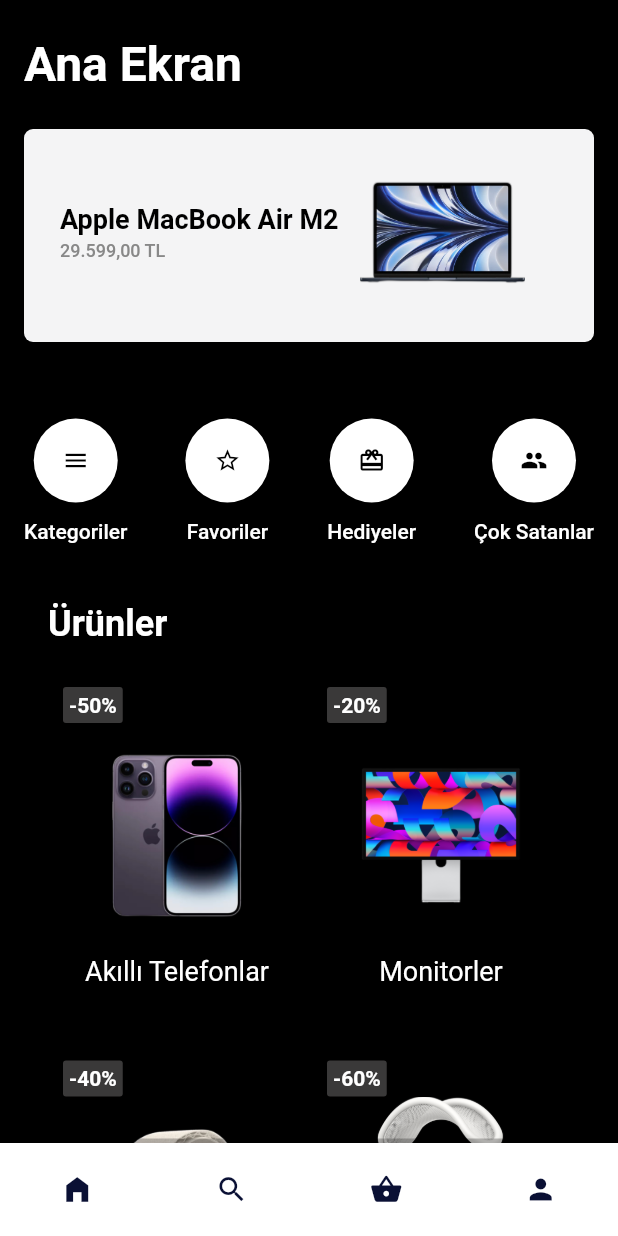
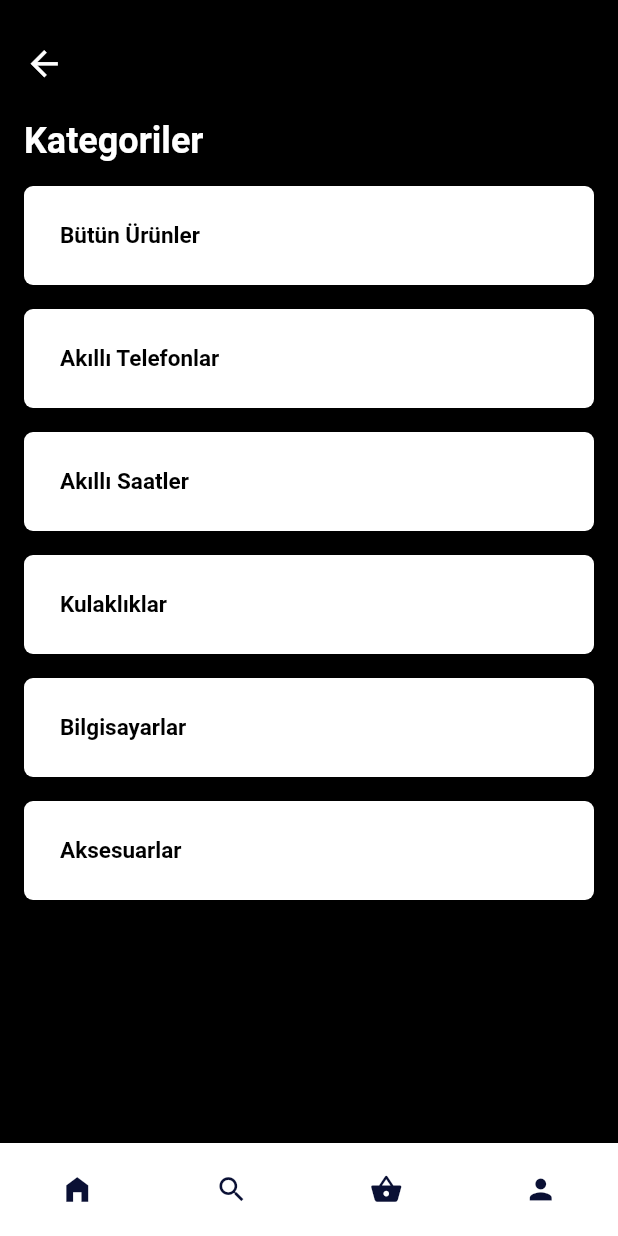
Before and after one commit to 1Kagan/E_Commerce_App_Frontend, a Flutter app: the screen it shows after launch, after a tap on "Kategoriler", on a phone screen of 412 x 824 dp. Run offline on Flutter 3.47's test engine with Material 2 defaults, Android fonts, the phone set to English and light mode, and no system bars.

Commit message:
kategori sayfası eklendi

```diff
--- /dev/null
+++ b/lib/categories.dart
@@ -0,0 +1,79 @@
+// ignore_for_file: use_key_in_widget_constructors, prefer_const_literals_to_create_immutables, prefer_const_constructors
+
+import 'package:flutter/material.dart';
+import 'package:e_commerce_app_frontend/components/bottomNavigation.dart';
+
+class CategoriesPage extends StatelessWidget {
+  final List<String> kategoriler = [
+    'Bütün Ürünler',
+    'Akıllı Telefonlar',
+    'Akıllı Saatler',
+    'Kulaklıklar',
+    'Bilgisayarlar',
+    'Aksesuarlar'
+  ];
+
+  @override
+  Widget build(BuildContext context) {
+    return Scaffold(
+      body: SafeArea(
+        child: Stack(
+          children: [
+            Padding(
+              padding: const EdgeInsets.symmetric(horizontal: 16.0),
+              child: Column(
+                crossAxisAlignment: CrossAxisAlignment.start,
+                children: [
+                  SizedBox(height: 29),
+                  //Ana Menüye Dönüş buttonu
+                  Icon(
+                    Icons.arrow_back,
+                    color: Colors.white,
+                    size: 27,
+                  ),
+                  SizedBox(height: 24),
+                  //Ana menü başlık
+                  Text(
+                    'Kategoriler',
+                    style: TextStyle(fontSize: 24, fontWeight: FontWeight.bold),
+                  ),
+                  SizedBox(height: 16),
+                  Expanded(
+                    child: ListView(
+                      children: kategoriler
+                          .map((String title) => buildkategori(title: title))
+                          .toList(),
+                    ),
+                  )
+                ],
+              ),
+            ),
+            bottomNavigationBar(),
+          ],
+        ),
+      ),
+    );
+  }
+}
+
+Widget buildkategori({required String title}) {
+  return Container(
+    padding: EdgeInsets.all(24),
+    margin: EdgeInsets.only(bottom: 16),
+    width: double.infinity,
+    decoration: BoxDecoration(
+        color: Colors.white,
+        borderRadius: BorderRadius.circular(6),
+        boxShadow: [
+          BoxShadow(
+              color: Color.fromARGB(255, 0, 0, 0).withOpacity(0.25),
+              blurRadius: 4,
+              offset: Offset(0, 4)),
+        ]),
+    child: Text(
+      title,
+      style: TextStyle(
+          fontSize: 15, fontWeight: FontWeight.w600, color: Colors.black),
+    ),
+  );
+}
--- /dev/null
+++ b/lib/components/bottomNavigation.dart
@@ -0,0 +1,35 @@
+import 'package:flutter/material.dart';
+
+Widget bottomNavigationBar() {
+  return Align(
+    alignment: Alignment.bottomCenter,
+    child: Container(
+      decoration: BoxDecoration(
+        boxShadow: [
+          BoxShadow(
+              offset: Offset(0, -3), color: Colors.black.withOpacity(0.25))
+        ],
+        color: Color.fromARGB(255, 255, 255, 255),
+      ),
+      width: double.infinity,
+      padding: EdgeInsets.symmetric(vertical: 20),
+      child: Row(
+        mainAxisAlignment: MainAxisAlignment.spaceAround,
+        children: [
+          buildNavIcon(iconData: Icons.home_filled, active: false),
+          buildNavIcon(iconData: Icons.search, active: false),
+          buildNavIcon(iconData: Icons.shopping_basket, active: false),
+          buildNavIcon(iconData: Icons.person, active: false),
+        ],
+      ),
+    ),
+  );
+}
+
+Widget buildNavIcon({required IconData iconData, required bool active}) {
+  return Icon(
+    iconData,
+    size: 22,
+    color: Color(active ? 0xFF0A1034 : 0xFF0A1034),
+  );
+}
--- a/lib/home.dart
+++ b/lib/home.dart
@@ -1,5 +1,7 @@
-// ignore_for_file: prefer_const_constructors, prefer_const_literals_to_create_immutables, use_key_in_widget_constructors
+// ignore_for_file: prefer_const_constructors, prefer_const_literals_to_create_immutables, use_key_in_widget_constructors, non_constant_identifier_names
 
+import 'package:e_commerce_app_frontend/categories.dart';
+import 'package:e_commerce_app_frontend/components/bottomNavigation.dart';
 import 'package:flutter/material.dart';
 
 class HomePage extends StatefulWidget {
@@ -28,7 +30,10 @@
                         mainAxisAlignment: MainAxisAlignment.spaceBetween,
                         children: [
                           buildNavigation(
-                              text: "Kategoriler", icon: Icons.menu),
+                              text: "Kategoriler",
+                              icon: Icons.menu,
+                              widget: CategoriesPage(),
+                              context: context),
                           buildNavigation(
                               text: "Favoriler", icon: Icons.star_border),
                           buildNavigation(
@@ -88,44 +93,12 @@
               ),
             ),
             //Botom navigation Bar
-            Align(
-              alignment: Alignment.bottomCenter,
-              child: Container(
-                decoration: BoxDecoration(
-                  boxShadow: [
-                    BoxShadow(
-                        offset: Offset(0, -3),
-                        color: Colors.black.withOpacity(0.25))
-                  ],
-                  color: Color.fromARGB(255, 255, 255, 255),
-                ),
-                width: double.infinity,
-                padding: EdgeInsets.symmetric(vertical: 20),
-                child: Row(
-                  mainAxisAlignment: MainAxisAlignment.spaceAround,
-                  children: [
-                    buildNavIcon(iconData: Icons.home_filled, active: false),
-                    buildNavIcon(iconData: Icons.search, active: false),
-                    buildNavIcon(
-                        iconData: Icons.shopping_basket, active: false),
-                    buildNavIcon(iconData: Icons.person, active: false),
-                  ],
-                ),
-              ),
-            )
+            bottomNavigationBar(),
           ],
         ),
       ),
     );
   }
-}
-
-Widget buildNavIcon({required IconData iconData, required bool active}) {
-  return Icon(
-    iconData,
-    size: 22,
-    color: Color(active ? 0xFF0A1034 : 0xFF0A1034),
-  );
 }
 
 Widget buildBaslik() {
```
